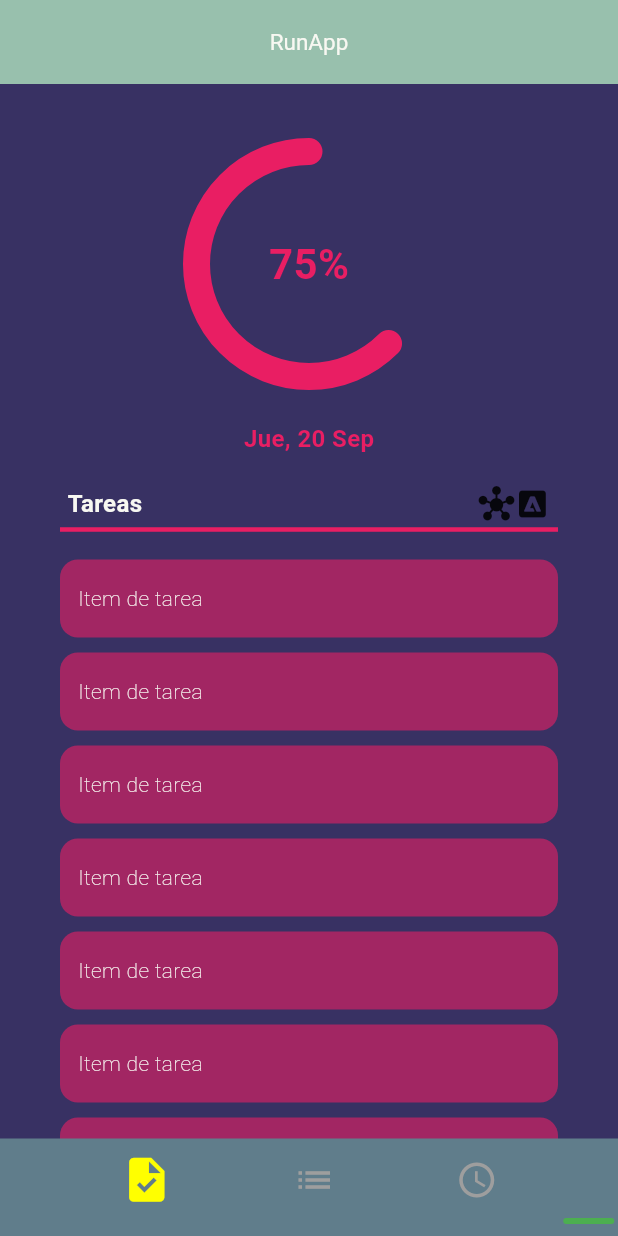
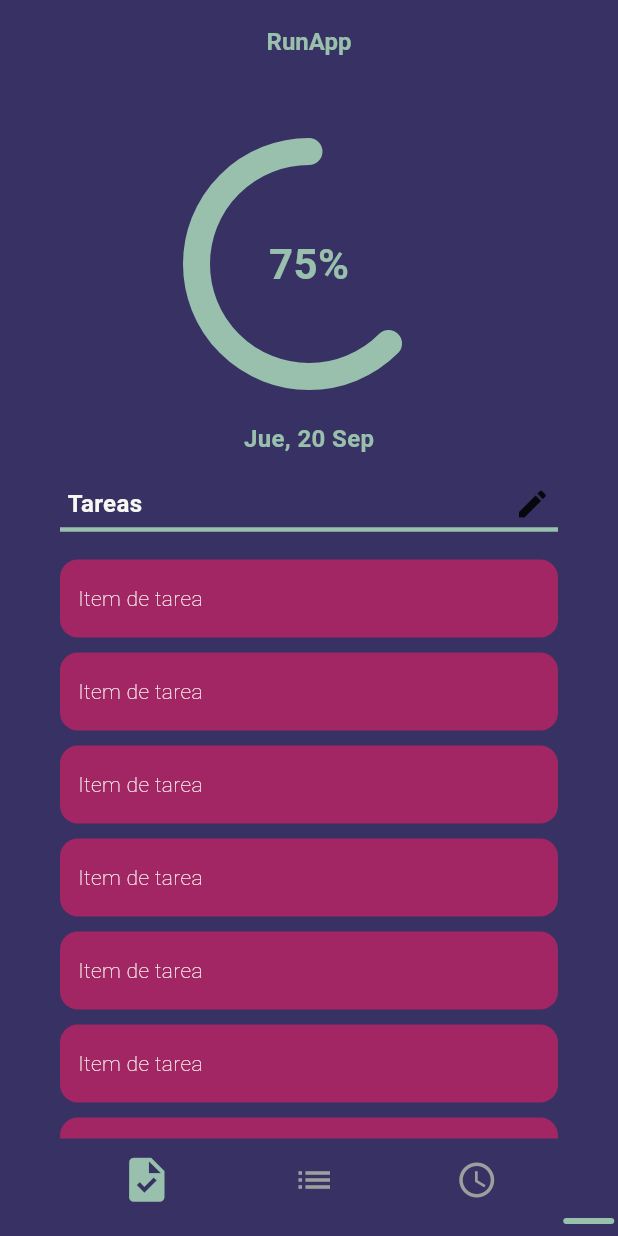
Before and after one commit to JoseYe628/productivity_app, a Flutter app: the screen it shows after launch, on a phone screen of 412 x 824 dp. Run offline on Flutter 3.47's test engine with Material 3 defaults, Android fonts, the phone set to English and light mode, and no system bars; our stand-ins replace flutter_bloc.

Commit message:
Insersión de colores del tema en los componentes del task screen

```diff
--- a/lib/blocs/blocs.dart
+++ b/lib/blocs/blocs.dart
@@ -1,2 +1,3 @@
 
 export 'package:productivity_app/blocs/home_route_cubit.dart';
+export 'package:productivity_app/blocs/theme_cubit.dart';
--- /dev/null
+++ b/lib/blocs/theme_cubit.dart
@@ -0,0 +1,11 @@
+
+import 'package:flutter_bloc/flutter_bloc.dart';
+
+import 'package:productivity_app/theme/app_theme.dart';
+
+import 'package:productivity_app/theme/themes/dracula_theme.dart';
+
+
+class ThemeCubit extends Cubit<AppTheme> {
+  ThemeCubit(): super(DraculaLightTheme());
+}
--- a/lib/main.dart
+++ b/lib/main.dart
@@ -16,6 +16,7 @@ class MyApp extends StatelessWidget {
     return MultiBlocProvider(
       providers: [
         BlocProvider<HomeRouteCubit>(create: (context) => HomeRouteCubit()),
+        BlocProvider<ThemeCubit>(create: (context) => ThemeCubit()),
       ],
       child: const ContentApp()
     );
--- a/lib/screens/home/home_screen.dart
+++ b/lib/screens/home/home_screen.dart
@@ -2,6 +2,7 @@ import 'package:flutter/material.dart';
 import 'package:flutter_bloc/flutter_bloc.dart';
 import 'package:productivity_app/blocs/blocs.dart';
 import 'package:productivity_app/screens/home/screens/screens.dart';
+import 'package:productivity_app/theme/app_theme.dart';
 import 'package:productivity_app/widgets/widgets.dart';
 
 class HomeScreen extends StatelessWidget {
@@ -49,11 +50,16 @@ class _BottomNav extends StatelessWidget {
 
     final homeRouteCubit = BlocProvider.of<HomeRouteCubit>(context);
 
-    return CustomBottomNavigationBar(
+    return BlocBuilder<ThemeCubit, AppTheme>(
+      builder: (context, theme) => CustomBottomNavigationBar(
+        backgroundColor: theme.backgroundColor,
+        snackColor: theme.primaryColor,
         items: [
           CustomBottomNavigationItem(
             icon: Icons.task,
             index: 0,
+            activeColor: theme.primaryColor,
+            inactiveColor: Colors.grey,
             callback: (){
               homeRouteCubit.setIndex(0);
             },
@@ -61,6 +67,8 @@ class _BottomNav extends StatelessWidget {
           CustomBottomNavigationItem(
             icon: Icons.list,
             index: 1,
+            activeColor: theme.primaryColor,
+            inactiveColor: Colors.grey,
             callback: (){
               homeRouteCubit.setIndex(1);
             },
@@ -68,11 +76,14 @@ class _BottomNav extends StatelessWidget {
           CustomBottomNavigationItem(
             icon: Icons.schedule,
             index: 2,
+            activeColor: theme.primaryColor,
+            inactiveColor: Colors.grey,
             callback: (){
               homeRouteCubit.setIndex(2);
             },
           ),
         ],
+      ),
     );
   }
 }
--- a/lib/screens/home/screens/task_screen.dart
+++ b/lib/screens/home/screens/task_screen.dart
@@ -1,4 +1,7 @@
 import 'package:flutter/material.dart';
+import 'package:flutter_bloc/flutter_bloc.dart';
+import 'package:productivity_app/blocs/blocs.dart';
+import 'package:productivity_app/theme/app_theme.dart';
 import 'package:productivity_app/widgets/widgets.dart';
 
 class TaskScreen extends StatelessWidget {
@@ -32,13 +35,15 @@ class _DateWidget extends StatelessWidget {
 
   @override
   Widget build(BuildContext context){
-    return Container(
-      child: const Text(
-        "Jue, 20 Sep",
-        style: TextStyle(
-          color: Colors.pink,
-          fontWeight: FontWeight.bold,
-          fontSize: 16,
+    return BlocBuilder<ThemeCubit, AppTheme>(
+      builder: (context, theme) => Container(
+        child: Text(
+          "Jue, 20 Sep",
+          style: TextStyle(
+            color: theme.primaryColor,
+            fontWeight: FontWeight.bold,
+            fontSize: 16,
+          ),
         ),
       ),
     );
--- a/lib/theme/app_theme.dart
+++ b/lib/theme/app_theme.dart
@@ -24,14 +24,19 @@ abstract class AppTheme {
     scaffoldBackgroundColor: backgroundColor,
     appBarTheme: AppBarTheme(
       elevation: 0.0,
-      backgroundColor: primaryColor,
-      titleTextStyle: TextStyle(color: textColor, fontSize: 15),
+      scrolledUnderElevation: 0.0,
+      backgroundColor: backgroundColor,
+      titleTextStyle: TextStyle(color: primaryColor, fontSize: 16, fontWeight: FontWeight.bold),
     ),
     textTheme: TextTheme(
       bodySmall: TextStyle(color: textColor),
       bodyMedium: TextStyle(color: textColor),
       bodyLarge: TextStyle(color: textColor),
     ),
+    dividerTheme: DividerThemeData(
+      color: primaryColor,
+      thickness: 3,
+    ),
   );
 
 
--- a/lib/widgets/custom_bottom_navigation_bar/custom_bottom_navigation_bar.dart
+++ b/lib/widgets/custom_bottom_navigation_bar/custom_bottom_navigation_bar.dart
@@ -5,9 +5,10 @@ import 'package:productivity_app/blocs/blocs.dart';
 import 'package:productivity_app/widgets/custom_bottom_navigation_bar/widgets/widgets.dart';
 
 class CustomBottomNavigationBar extends StatefulWidget {
-  CustomBottomNavigationBar({super.key, required this.items});
+  CustomBottomNavigationBar({super.key, required this.items, this.backgroundColor = Colors.pink, this.snackColor = Colors.orangeAccent});
 
   List<CustomBottomNavigationItem> items;
+  Color backgroundColor, snackColor;
 
   @override
   State<CustomBottomNavigationBar> createState() => _CustomBottomNavigationBarState();
@@ -77,12 +78,10 @@ class _CustomBottomNavigationBarState extends State<CustomBottomNavigationBar> w
 
   @override
   Widget build(BuildContext context){
-
-
     return Container(
       height: 65,
       padding: const EdgeInsets.only(top: 5, bottom: 4),
-      color: Colors.blueGrey,
+      color: widget.backgroundColor,
       child: BlocListener<HomeRouteCubit, int>(
         listener: (context, routeIndex) {
           moveSnack(routeIndex);
@@ -98,7 +97,7 @@ class _CustomBottomNavigationBarState extends State<CustomBottomNavigationBar> w
                 children: widget.items,
               ),
             ),
-            SnackNavigation(pointA: currentPointA, pointB: currentPointB,)
+            SnackNavigation(pointA: currentPointA, pointB: currentPointB, color: widget.snackColor)
           ],
 
         ),
--- a/lib/widgets/custom_bottom_navigation_bar/widgets/custom_bottom_navigation_item.dart
+++ b/lib/widgets/custom_bottom_navigation_bar/widgets/custom_bottom_navigation_item.dart
@@ -4,11 +4,12 @@ import 'package:flutter_bloc/flutter_bloc.dart';
 import 'package:productivity_app/blocs/blocs.dart';
 
 class CustomBottomNavigationItem extends StatefulWidget {
-  const CustomBottomNavigationItem({super.key, required this.callback, required this.icon, required this.index});
+  const CustomBottomNavigationItem({super.key, required this.callback, required this.icon, required this.index, required this.activeColor, required this.inactiveColor});
 
   final VoidCallback callback;
   final IconData icon;
   final int index;
+  final Color activeColor, inactiveColor;
 
   @override
   State<CustomBottomNavigationItem> createState() => _CustomBottomNavigationItemState();
@@ -26,9 +27,9 @@ class _CustomBottomNavigationItemState extends State<CustomBottomNavigationItem>
   @override
   void initState() {
     iconSize = widget.index == 0 ? 35.0 : 28.0;
-    iconColor = widget.index == 0 ? Colors.yellowAccent : Colors.grey;
+    iconColor = widget.index == 0 ? widget.activeColor : widget.inactiveColor;
     controller = AnimationController(vsync:this, duration: const Duration(milliseconds: 300));
-    animationColor = ColorTween(begin: Colors.grey, end: Colors.yellow).animate(controller);
+    animationColor = ColorTween(begin: widget.inactiveColor, end: widget.activeColor).animate(controller);
     animationSize = Tween(begin: 28.0, end: 35.0).animate(controller);
     setState(() {});
     controller.addListener((){
@@ -44,7 +45,7 @@ class _CustomBottomNavigationItemState extends State<CustomBottomNavigationItem>
     if(widget.index == currentRouteIndex){
       controller.forward();
     } else {
-      if(iconColor == Colors.yellowAccent){
+      if(iconColor == widget.activeColor){
         controller.reverse(from: 1.0);
       } else {
         controller.reverse();
--- a/lib/widgets/custom_bottom_navigation_bar/widgets/snack_navigation/snack_painter.dart
+++ b/lib/widgets/custom_bottom_navigation_bar/widgets/snack_navigation/snack_painter.dart
@@ -4,13 +4,14 @@ import 'package:flutter/material.dart';
 class SnackPainter extends CustomPainter {
 
   double pointA, pointB;
+  Color color;
 
-  SnackPainter({required this.pointA, required this.pointB});
+  SnackPainter({required this.pointA, required this.pointB, required this.color});
 
   @override
   void paint(Canvas canvas, Size size) {
     var brush = Paint()
-      ..color = Colors.green
+      ..color = color
       ..strokeCap = StrokeCap.round
       ..strokeWidth = 4;
       canvas.drawLine(Offset(pointA, size.height/2), Offset(pointB, size.height/2), brush);
--- a/lib/widgets/custom_bottom_navigation_bar/widgets/snack_navigation/snak_navigation.dart
+++ b/lib/widgets/custom_bottom_navigation_bar/widgets/snack_navigation/snak_navigation.dart
@@ -3,10 +3,11 @@ import 'package:flutter/material.dart';
 import 'package:productivity_app/widgets/custom_bottom_navigation_bar/widgets/snack_navigation/snack_painter.dart';
 
 class SnackNavigation extends StatelessWidget {
-  SnackNavigation({super.key, required this.pointA, required this.pointB});
+  SnackNavigation({super.key, required this.pointA, required this.pointB, required this.color});
 
   double pointA;
   double pointB;
+  Color color;
 
   @override
   Widget build(BuildContext context){
@@ -14,7 +15,7 @@ class SnackNavigation extends StatelessWidget {
       height: 10,
       width: MediaQuery.of(context).size.width,
       child: CustomPaint(
-        painter: SnackPainter(pointA: pointA ,pointB: pointB),
+        painter: SnackPainter(pointA: pointA ,pointB: pointB, color: color),
       ),
     );
   }
--- a/lib/widgets/tasks/tasks_list/widgets/tasks_header.dart
+++ b/lib/widgets/tasks/tasks_list/widgets/tasks_header.dart
@@ -19,14 +19,13 @@ class TaskHeader extends StatelessWidget {
                 Row(
                   mainAxisSize: MainAxisSize.min,
                   children: [
-                    Icon(Icons.hub),
-                    Icon(Icons.adobe),
+                    Icon(Icons.edit),
                   ],
                 ),
               ],
             ),
           ),
-          Divider(color: Colors.pink, height: 10, thickness: 3,)
+          Divider(height: 10)
         ],
       ),
     );
--- a/lib/widgets/tasks/tasks_progress/circular_draw.dart
+++ b/lib/widgets/tasks/tasks_progress/circular_draw.dart
@@ -2,6 +2,9 @@
 import 'dart:math';
 
 import 'package:flutter/material.dart';
+import 'package:flutter_bloc/flutter_bloc.dart';
+import 'package:productivity_app/blocs/blocs.dart';
+import 'package:productivity_app/theme/app_theme.dart';
 
 class CircularDraw extends StatelessWidget {
   const CircularDraw({
@@ -10,13 +13,15 @@ class CircularDraw extends StatelessWidget {
 
   @override
   Widget build(BuildContext context) {
-    return Transform.rotate(
-      angle: -pi/2,
-      child: Transform.flip(
-        flipY: true,
-        child: CustomPaint(
-          size: Size(150, 150),
-          painter: _CircularProgress(),
+    return BlocBuilder<ThemeCubit, AppTheme>(
+      builder: (context, theme) => Transform.rotate(
+        angle: -pi/2,
+        child: Transform.flip(
+          flipY: true,
+          child: CustomPaint(
+            size: const Size(150, 150),
+            painter: _CircularProgress(theme.primaryColor),
+          ),
         ),
       ),
     );
@@ -24,10 +29,14 @@ class CircularDraw extends StatelessWidget {
 }
 
 class _CircularProgress extends CustomPainter {
+
+  _CircularProgress(this.color);
+  final Color color;
+
   @override
   void paint(Canvas canvas, Size size) {
     var brush = Paint()
-      ..color = Colors.pink
+      ..color = color
       ..strokeCap = StrokeCap.round
       ..strokeWidth = 18
       ..style = PaintingStyle.stroke;
--- a/lib/widgets/tasks/tasks_progress/tasks_progress.dart
+++ b/lib/widgets/tasks/tasks_progress/tasks_progress.dart
@@ -1,5 +1,8 @@
 
 import 'package:flutter/material.dart';
+import 'package:flutter_bloc/flutter_bloc.dart';
+import 'package:productivity_app/blocs/blocs.dart';
+import 'package:productivity_app/theme/app_theme.dart';
 import 'package:productivity_app/widgets/tasks/tasks_progress/circular_draw.dart';
 
 class TasksProgress extends StatelessWidget {
@@ -28,12 +31,14 @@ class _Percent extends StatelessWidget {
 
   @override
   Widget build(BuildContext context) {
-    return Align(
-      alignment: Alignment.center,
-      child: Text(
-        "75%",
-        style: TextStyle(fontSize: 28, fontWeight: FontWeight.bold, color: Colors.pink),
-      )
+    return BlocBuilder<ThemeCubit, AppTheme>(
+      builder: (context, theme) => Align(
+        alignment: Alignment.center,
+        child: Text(
+          "75%",
+          style: TextStyle(fontSize: 28, fontWeight: FontWeight.bold, color: theme.primaryColor),
+        )
+      ),
     );
   }
 }
```
Lines whose indentation alone changed are shown as unchanged.
